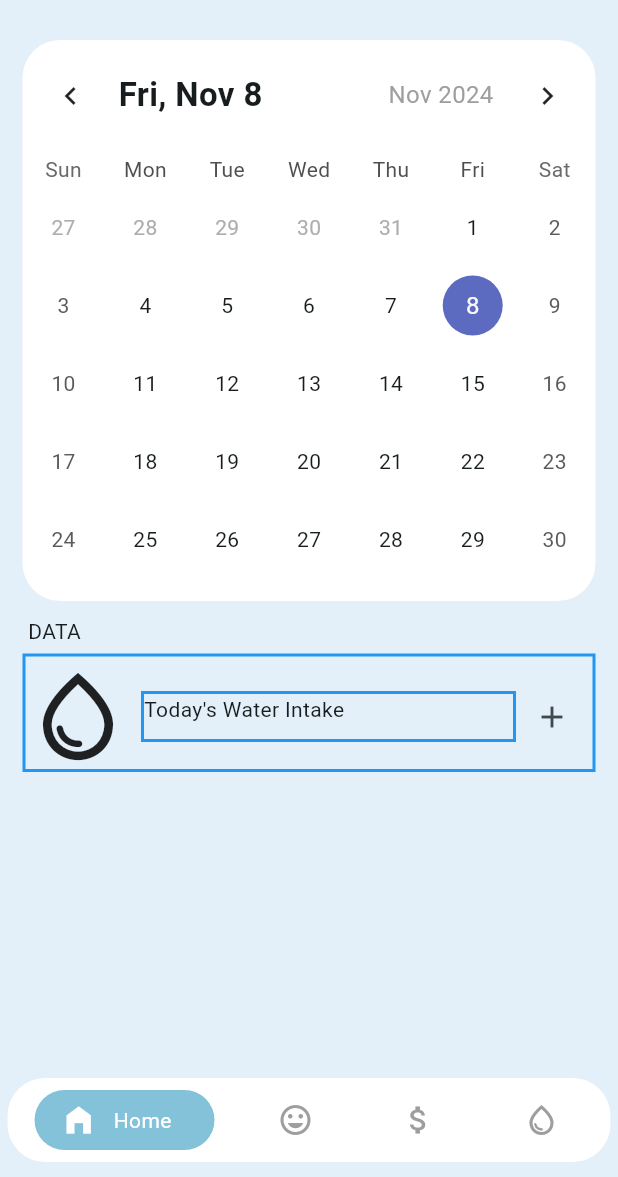
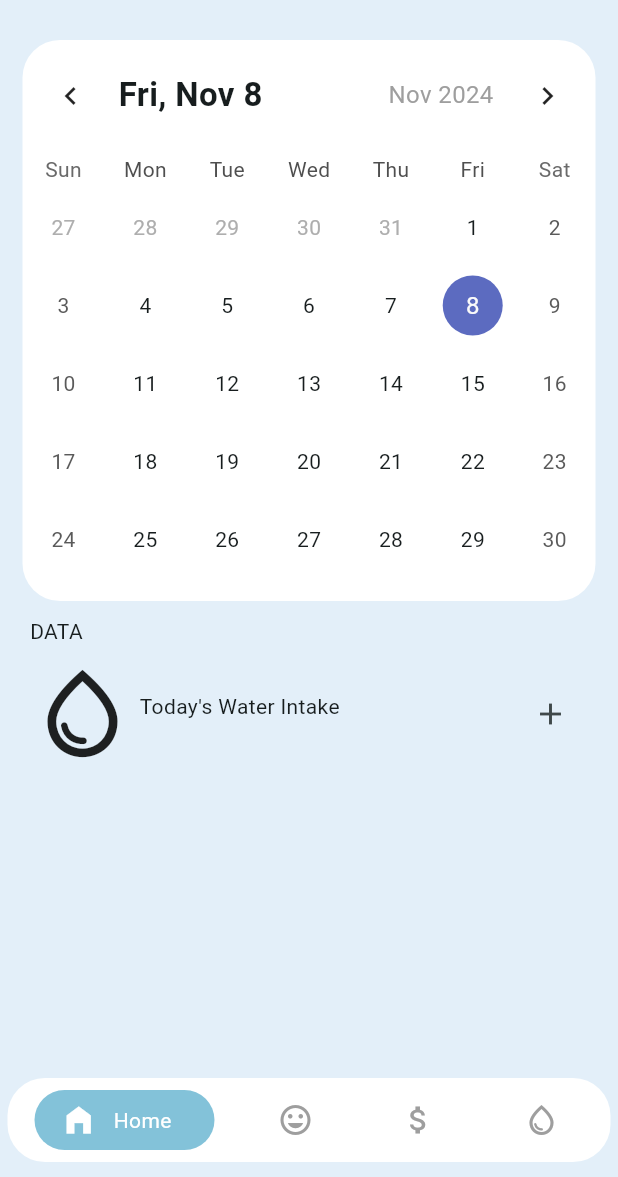
Before and after one commit to ariem1/App_Dev_2_Project, a Flutter app: the screen it shows after launch, on a phone screen of 412 x 824 dp, the part 59-1236 px from its top. Run offline on Flutter 3.47's test engine with Material 3 defaults, Android fonts, the phone set to English and light mode, and no system bars; drawn by our look-alikes of table_calendar.

Commit message:
Updated Home page

```diff
--- a/lib/pages/home_page.dart
+++ b/lib/pages/home_page.dart
@@ -99,20 +99,27 @@ class _HomePageState extends State<HomePage> {
     });
   }
 
+  final PageController _pageController = PageController(initialPage: 0);
+
   @override
   Widget build(BuildContext context) {
     return Scaffold(
-      body: SingleChildScrollView(
+      body: Column(
+        children: [
+          Expanded(
+            flex: 2,
+            child: SingleChildScrollView(
               child: Container(
-          margin: const EdgeInsets.symmetric(vertical: 10, horizontal: 15),
+                margin:
+                    const EdgeInsets.symmetric(vertical: 10, horizontal: 15),
                 child: Column(
                   children: [
                     Container(
                       // CALENDAR CONTAINER
                       padding: const EdgeInsets.only(bottom: 15),
                       decoration: BoxDecoration(
-                  color: Colors.white, // Background color of the container
-                  borderRadius: BorderRadius.circular(25), // Rounded corners
+                        color: Colors.white,
+                        borderRadius: BorderRadius.circular(25),
                       ),
                       child: TableCalendar(
                         locale: "en_US",
@@ -127,18 +134,15 @@ class _HomePageState extends State<HomePage> {
                         ),
                         calendarBuilders: CalendarBuilders(
                           headerTitleBuilder: (context, date) {
-                      // dayPart and monthYearPart
-                      String dayPart = DateFormat('EEE, MMM d').format(today);
+                            String dayPart =
+                                DateFormat('EEE, MMM d').format(today);
                             String monthYearPart =
                                 DateFormat('MMM yyyy').format(date);
-
-                      //Header text
                             return Padding(
                               padding: const EdgeInsets.only(bottom: 1),
                               child: Row(
                                 mainAxisAlignment: MainAxisAlignment.start,
                                 children: [
-                            // DAY PART
                                   Container(
                                     width: 160,
                                     child: Text(
@@ -149,7 +153,6 @@ class _HomePageState extends State<HomePage> {
                                       ),
                                     ),
                                   ),
-                            // MONTH YEAR PART
                                   Container(
                                     width: 90,
                                     child: Row(
@@ -179,118 +182,78 @@ class _HomePageState extends State<HomePage> {
                         daysOfWeekHeight: 25,
                       ),
                     ),
-              //  const SizedBox(height: 20),
-              Container(
+                  ],
+                ),
+              ),
+            ),
+          ),
+          // Swipeable Container using PageView
+          Expanded(
+            flex: 2,
+            child: Container(
+              margin: const EdgeInsets.only(bottom: 60, left: 20, right: 20),
+              decoration: BoxDecoration(
+                borderRadius: BorderRadius.circular(12),
+                //color: Colors.pink[50],
+              ),
+              child: PageView(
+                controller: _pageController,
+                children: [
+                  easyView(),
+                  ToDoView(),
+                ],
+              ),
+            ),
+          ),
+        ],
+      ),
+    );
+  }
+
+  Widget easyView() {
+    return Container(
       margin: EdgeInsets.only(top: 10),
       child: Column(
         crossAxisAlignment: CrossAxisAlignment.start,
         children: [
-                    Text(' DATA'),
+          Text('DATA'),
           Container(
-                      decoration: BoxDecoration(
-                        border: Border.all(
-                          color: Colors.blue, // Set the border color
-                          width: 2.0, // Set the border width
-                        ),
-                      ),
             margin: EdgeInsets.only(top: 5),
             padding: EdgeInsets.only(top: 5),
-
             child: Row(
               children: [
+                Icon(Icons.water_drop_outlined, size: 70),
                 Container(
-                            child: Icon(
-                              Icons.water_drop_outlined,
-                              size: 70,
-                            ),
-                          ),
-                          Container(
-                            margin: EdgeInsets.only(left: 7),
-                            decoration: BoxDecoration(
-                              border: Border.all(
-                                color: Colors.blue, // Set the border color
-                                width: 2.0, // Set the border width
-                              ),),
+                  margin: EdgeInsets.only(left: 3),
                   width: 250,
                   child: Column(
                     crossAxisAlignment: CrossAxisAlignment.start,
                     children: [
                       Text("Today's Water Intake"),
-                                SizedBox(
-                                  height: 10,
-                                ),
-                                Row(
-                                  children: droplets,
-                                )
+                      SizedBox(height: 10),
+                      Row(children: droplets),
                     ],
                   ),
                 ),
-                          Column(
-                            mainAxisAlignment: MainAxisAlignment.end,
-                            children:[ IconButton(
-                              icon: Icon(Icons.add), // Icon to display
-                              onPressed: () {
-                                _addDroplet();
-                                print("Water added!");
-                              },
+                IconButton(
+                  icon: Icon(Icons.add),
+                  onPressed: _addDroplet,
                 ),
-                          ],),
               ],
             ),
           ),
         ],
       ),
-              )
-            ],
-          ),
-        ),
-      ),
-    );
-  }
-
-  Widget toDoList() {
-    // Shows the to-do items
-    return Column(
-      children: List.generate(
-        tasks.length,
-        (index) {
-          return Container(
-            decoration: const BoxDecoration(
-              border: Border(
-                bottom: BorderSide(
-                  color: Colors.grey, // Border color
-                  width: 1.0, // Border width
-                ),
-              ),
-            ),
-            child: ListTile(
-              leading: Checkbox(
-                value: tasks[index]['completed'],
-                onChanged: (bool? value) {
-                  _toggleTaskCompletion(index);
-                },
-              ),
-              title: Text(
-                tasks[index]['task'],
-                style: TextStyle(
-                  decoration: tasks[index]['completed']
-                      ? TextDecoration.lineThrough
-                      : TextDecoration.none,
-                ),
-              ),
-            ),
-          );
-        },
-      ),
     );
   }
 
   Widget ToDoView() {
-    return Container(
+    return SingleChildScrollView(
+      child: Container(
         // TO DO CONTAINER
-      height: 350,
-      margin: EdgeInsets.only(top: 10),
-      padding: const EdgeInsets.all(10),
+        height: 330,
+        //margin: EdgeInsets.only(top: 10),
+        //padding: const EdgeInsets.all(10),
         // decoration: BoxDecoration(
         //  // color: Colors.green,
         //   borderRadius: BorderRadius.circular(10),
@@ -329,16 +292,15 @@ class _HomePageState extends State<HomePage> {
                 ],
               ),
             ),
-          const SizedBox(height: 8),
             Container(
               // color: Colors.lightBlueAccent,
               height: 190,
               margin: EdgeInsets.only(bottom: 10),
-            decoration: BoxDecoration(
-              //     color: Colors.lightBlueAccent,
-              borderRadius: BorderRadius.circular(10),
-              border: Border.all(color: Colors.black12),
-            ),
+              // decoration: BoxDecoration(
+              //   //     color: Colors.lightBlueAccent,
+              //   borderRadius: BorderRadius.circular(10),
+              //   border: Border.all(color: Colors.black12),
+              // ),
               child: SingleChildScrollView(
                 child: toDoList(),
               ),
@@ -368,7 +330,74 @@ class _HomePageState extends State<HomePage> {
                 ],
               ),
             ),
+            Container( // PAGE INDICATORSS
+              padding: const EdgeInsets.all(8.0),
+
+              child: Row(
+                //mainAxisSize: MainAxisSize.min,
+                mainAxisAlignment: MainAxisAlignment.center,
+                children: [
+                  // Filled circle
+                  Container(
+                    width: 12,
+                    height: 10,
+                    decoration: const BoxDecoration(
+                      color: Colors.grey, // Filled circle color
+                      shape: BoxShape.circle,
+                    ),
+                  ),
+                  const SizedBox(width: 8),
+                  // Unfilled circle
+                  Container(
+                    width: 12,
+                    height: 10,
+                    decoration: BoxDecoration(
+                      color: Colors.black,
+                      shape: BoxShape.circle,
+                    ),
+                  ),
                 ],
+              ),
+            ),
+          ],
+        ),
+      ),
+    );
+  }
+
+  Widget toDoList() {
+    // Shows the to-do items
+    return Column(
+      children: List.generate(
+        tasks.length,
+        (index) {
+          return Container(
+            decoration: const BoxDecoration(
+              border: Border(
+                bottom: BorderSide(
+                  color: Colors.black12, // Border color
+                  width: 1.0, // Border width
+                ),
+              ),
+            ),
+            child: ListTile(
+              leading: Checkbox(
+                value: tasks[index]['completed'],
+                onChanged: (bool? value) {
+                  _toggleTaskCompletion(index);
+                },
+              ),
+              title: Text(
+                tasks[index]['task'],
+                style: TextStyle(
+                  decoration: tasks[index]['completed']
+                      ? TextDecoration.lineThrough
+                      : TextDecoration.none,
+                ),
+              ),
+            ),
+          );
+        },
       ),
     );
   }
--- a/lib/pages/main_page.dart
+++ b/lib/pages/main_page.dart
@@ -32,6 +32,7 @@ class _MainPageState extends State<MainPage> {
         title: const Text("AURA JOURNAL  - change to user name"),
       ),
       body: PageView(
+        scrollDirection: Axis.vertical,
         controller: controller,
         onPageChanged: (value) {
           setState(() {
```
Lines whose indentation alone changed are shown as unchanged.
